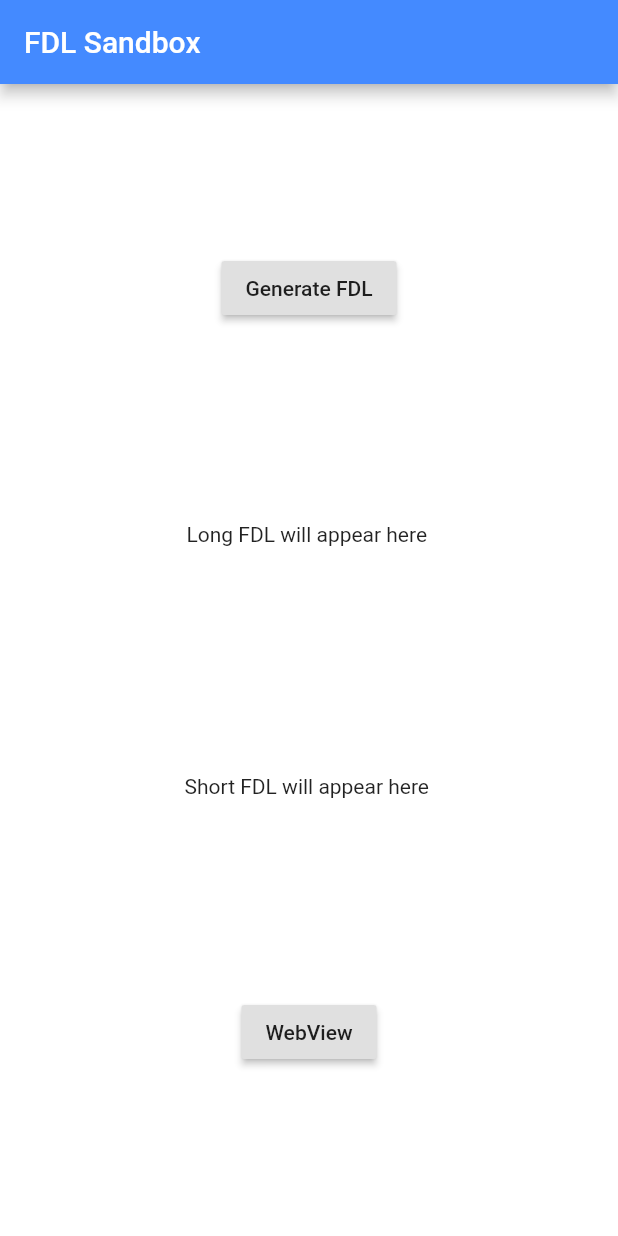
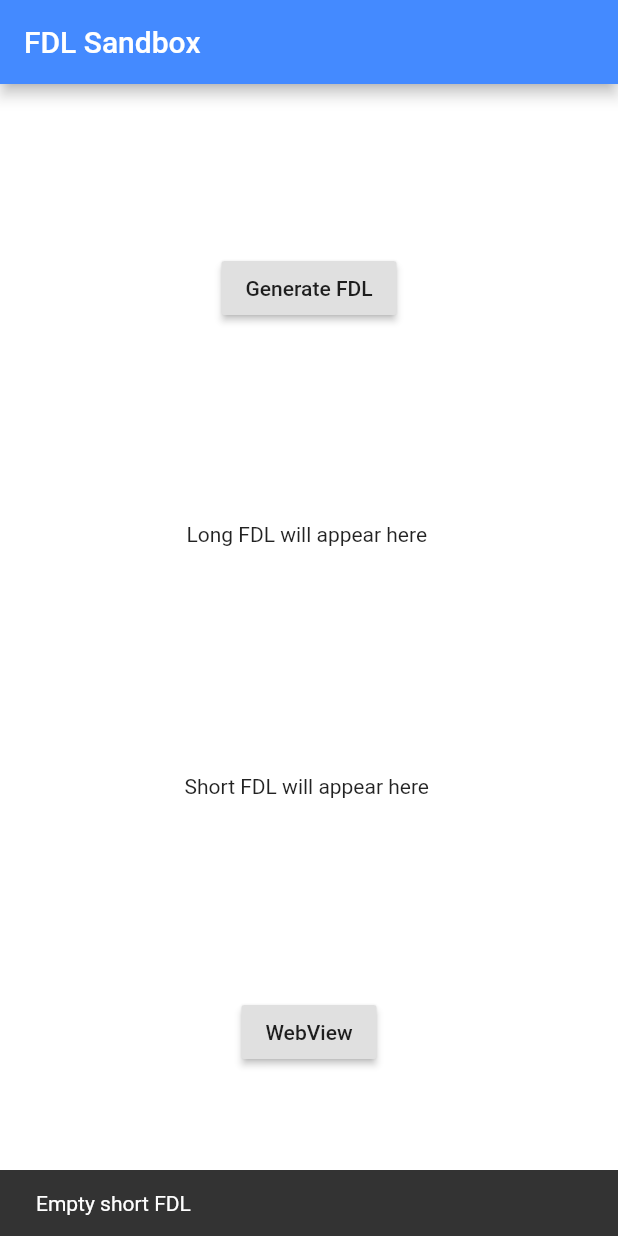
Before and after one commit to omatt/FDLsandbox, a Flutter app: the screen it shows after launch, after a tap on "WebView", on a phone screen of 412 x 824 dp. Run offline on Flutter 3.47's test engine with Material 2 defaults, Android fonts, the phone set to English and light mode, and no system bars; our stand-ins replace firebase_dynamic_links, webview_flutter; accounts and stored records are empty; network calls fail; project files that could hold a hidden picture were left out.

```diff
--- a/fdlsandbox_flutter/lib/modules/MainAppPage.dart
+++ b/fdlsandbox_flutter/lib/modules/MainAppPage.dart
@@ -3,10 +3,6 @@ import 'MainAppState.dart';
 
 
 class MainAppPage extends StatefulWidget{
-  // This widget is the home page of your application. It is stateful, meaning
-  // that it has a State object (defined below) that contains fields that affect
-  // how it looks.
-
   @override
   MainAppState createState() => MainAppState();
 }
--- a/fdlsandbox_flutter/lib/modules/MainAppState.dart
+++ b/fdlsandbox_flutter/lib/modules/MainAppState.dart
@@ -1,10 +1,11 @@
 import 'package:fdlsandbox_flutter/firebase/DynamicLinksHelper.dart';
+import 'package:fdlsandbox_flutter/modules/InAppBrowser.dart';
 import 'package:firebase_dynamic_links/firebase_dynamic_links.dart';
 import 'package:flutter/material.dart';
 import 'MainAppPage.dart';
 
 class MainAppState extends State<MainAppPage> {
-  final String debugClass = 'DynamicLinksHelper';
+  final debugClass = 'MainAppState';
   int clickCount = 0;
   String longLink = 'Long FDL will appear here',
       shortLink = 'Short FDL will appear here';
@@ -18,21 +19,22 @@ class MainAppState extends State<MainAppPage> {
 
   @override
   Widget build(BuildContext context) {
-    DynamicLinksHelper FDLHelper = DynamicLinksHelper();
+    var dynamicLinkHelper = DynamicLinksHelper();
     return Scaffold(
       appBar: AppBar(
         backgroundColor: Colors.blueAccent,
         title: Text('FDL Sandbox'),
       ),
       backgroundColor: Colors.white,
-      body: Center(
+      body: Builder(
+        builder: (context) => Center(
             child: Column(
           mainAxisAlignment: MainAxisAlignment.spaceEvenly,
           crossAxisAlignment: CrossAxisAlignment.center,
           children: <Widget>[
             RaisedButton(
               onPressed: () {
-              generateLongLink(FDLHelper.dynamicLinkParameters());
+                generateLongLink(dynamicLinkHelper.dynamicLinkParameters());
                 debugPrint('Generate FDL clicked!');
               },
               child: Text('Generate FDL'),
@@ -48,11 +50,27 @@ class MainAppState extends State<MainAppPage> {
             RaisedButton(
               onPressed: () {
                 debugPrint('$debugClass: WebView clicked!');
+                shortLink.contains(RegExp('^https://.*\$'))
+                    ? Navigator.push(
+                        context,
+                        MaterialPageRoute(
+                          builder: (context) => InAppBrowser(),
+                          // Pass the arguments as part of the RouteSettings. The
+                          // DetailScreen reads the arguments from these settings.
+                          settings: RouteSettings(
+                            arguments: shortLink,
+                          ),
+                        ),
+                      )
+                    : Scaffold.of(context).showSnackBar(SnackBar(
+                        content: Text("Empty short FDL"),
+                      ));
               },
               child: Text('WebView'),
-          )
+            ),
           ],
         )),
+      ),
     );
   }
 
```
Also changed, not shown: fdlsandbox_flutter/lib/modules/InAppBrowser.dart (+28 -0 lines), 2 other files. Lines whose indentation alone changed are shown as unchanged.
